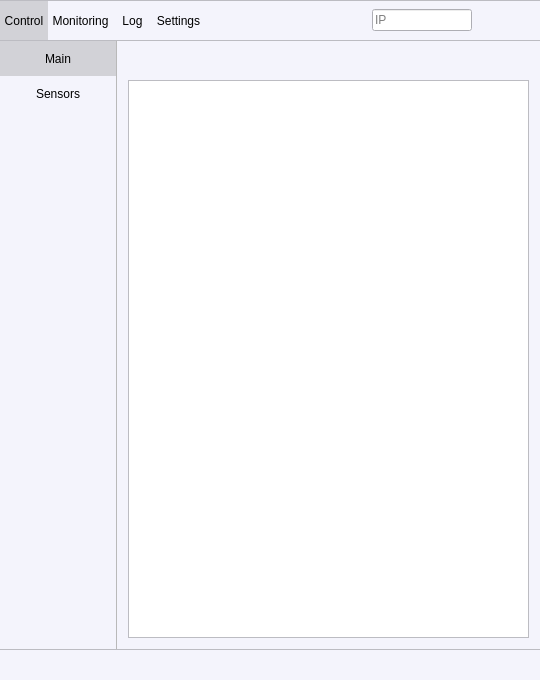
Qt form Software/MarvieController.ui (Orange-hanter/Marvie) before a commit.
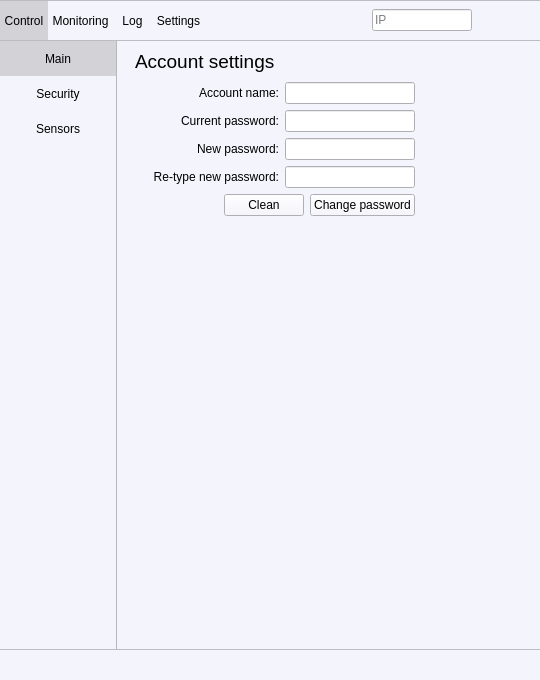
The same form after that commit. The open tabs and pages were chosen to show the change. Icons and pictures are not drawn. Custom widgets are drawn as their Qt base class.

Commit message: Account settings, power down handler, MarvieBackup added

Patch:
```diff
--- a/Software/MarvieController.ui
+++ b/Software/MarvieController.ui
@@ -3321,6 +3321,45 @@
             </property>
            </widget>
           </item>
+          <item>
+           <widget class="QToolButton" name="securitySettingsButton">
+            <property name="sizePolicy">
+             <sizepolicy hsizetype="Minimum" vsizetype="Fixed">
+              <horstretch>0</horstretch>
+              <verstretch>0</verstretch>
+             </sizepolicy>
+            </property>
+            <property name="minimumSize">
+             <size>
+              <width>0</width>
+              <height>35</height>
+             </size>
+            </property>
+            <property name="styleSheet">
+             <string notr="true">QToolButton { border: none; }
+QToolButton:hover { background-color:  rgb(226, 226, 232); border: none; }
+QToolButton:checked { background-color: rgb(210, 210, 215); border: none; }</string>
+            </property>
+            <property name="text">
+             <string>Security</string>
+            </property>
+            <property name="iconSize">
+             <size>
+              <width>32</width>
+              <height>32</height>
+             </size>
+            </property>
+            <property name="checkable">
+             <bool>true</bool>
+            </property>
+            <property name="toolButtonStyle">
+             <enum>Qt::ToolButtonTextOnly</enum>
+            </property>
+            <property name="autoRaise">
+             <bool>true</bool>
+            </property>
+           </widget>
+          </item>
           <item>
            <widget class="QToolButton" name="sensorsSettingsButton">
             <property name="sizePolicy">
@@ -3435,7 +3474,7 @@
        <item>
         <widget class="QStackedWidget" name="settingsStackedWidget">
          <property name="currentIndex">
-          <number>2</number>
+          <number>1</number>
          </property>
          <widget class="QWidget" name="mainSettingsPage">
           <layout class="QVBoxLayout" name="verticalLayout_4">
@@ -4867,6 +4906,228 @@
            </item>
           </layout>
          </widget>
+         <widget class="QWidget" name="securitySettingsPage">
+          <layout class="QVBoxLayout" name="verticalLayout_36">
+           <property name="leftMargin">
+            <number>18</number>
+           </property>
+           <property name="topMargin">
+            <number>9</number>
+           </property>
+           <property name="rightMargin">
+            <number>9</number>
+           </property>
+           <property name="bottomMargin">
+            <number>9</number>
+           </property>
+           <item>
+            <widget class="QLabel" name="label_23">
+             <property name="font">
+              <font>
+               <pointsize>14</pointsize>
+              </font>
+             </property>
+             <property name="text">
+              <string>Account settings</string>
+             </property>
+            </widget>
+           </item>
+           <item>
+            <widget class="QWidget" name="widget_10" native="true">
+             <layout class="QVBoxLayout" name="verticalLayout_38">
+              <property name="leftMargin">
+               <number>18</number>
+              </property>
+              <property name="topMargin">
+               <number>3</number>
+              </property>
+              <item>
+               <layout class="QHBoxLayout" name="horizontalLayout_59" stretch="0,1">
+                <item>
+                 <layout class="QVBoxLayout" name="verticalLayout_37">
+                  <item>
+                   <layout class="QHBoxLayout" name="horizontalLayout_46" stretch="1,0">
+                    <item>
+                     <widget class="QLabel" name="label_25">
+                      <property name="text">
+                       <string>Account name:</string>
+                      </property>
+                      <property name="alignment">
+                       <set>Qt::AlignRight|Qt::AlignTrailing|Qt::AlignVCenter</set>
+                      </property>
+                     </widget>
+                    </item>
+                    <item>
+                     <widget class="QLineEdit" name="accountNameEdit">
+                      <property name="minimumSize">
+                       <size>
+                        <width>130</width>
+                        <height>0</height>
+                       </size>
+                      </property>
+                      <property name="maxLength">
+                       <number>15</number>
+                      </property>
+                     </widget>
+                    </item>
+                   </layout>
+                  </item>
+                  <item>
+                   <layout class="QHBoxLayout" name="horizontalLayout_52" stretch="1,0">
+                    <item>
+                     <widget class="QLabel" name="label_27">
+                      <property name="text">
+                       <string>Current password:</string>
+                      </property>
+                      <property name="alignment">
+                       <set>Qt::AlignRight|Qt::AlignTrailing|Qt::AlignVCenter</set>
+                      </property>
+                     </widget>
+                    </item>
+                    <item>
+                     <widget class="QLineEdit" name="accountCurrentPasswordEdit">
+                      <property name="minimumSize">
+                       <size>
+                        <width>130</width>
+                        <height>0</height>
+                       </size>
+                      </property>
+                      <property name="maxLength">
+                       <number>31</number>
+                      </property>
+                      <property name="echoMode">
+                       <enum>QLineEdit::Password</enum>
+                      </property>
+                     </widget>
+                    </item>
+                   </layout>
+                  </item>
+                  <item>
+                   <layout class="QHBoxLayout" name="horizontalLayout_54" stretch="1,0">
+                    <item>
+                     <widget class="QLabel" name="label_28">
+                      <property name="text">
+                       <string>New password:</string>
+                      </property>
+                      <property name="alignment">
+                       <set>Qt::AlignRight|Qt::AlignTrailing|Qt::AlignVCenter</set>
+                      </property>
+                     </widget>
+                    </item>
+                    <item>
+                     <widget class="QLineEdit" name="accountNewPasswordEdit">
+                      <property name="minimumSize">
+                       <size>
+                        <width>130</width>
+                        <height>0</height>
+                       </size>
+                      </property>
+                      <property name="maxLength">
+                       <number>31</number>
+                      </property>
+                      <property name="echoMode">
+                       <enum>QLineEdit::Password</enum>
+                      </property>
+                     </widget>
+                    </item>
+                   </layout>
+                  </item>
+                  <item>
+                   <layout class="QHBoxLayout" name="horizontalLayout_57" stretch="1,0">
+                    <item>
+                     <widget class="QLabel" name="label_30">
+                      <property name="text">
+                       <string>Re-type new password:</string>
+                      </property>
+                      <property name="alignment">
+                       <set>Qt::AlignRight|Qt::AlignTrailing|Qt::AlignVCenter</set>
+                      </property>
+                     </widget>
+                    </item>
+                    <item>
+                     <widget class="QLineEdit" name="accountRetypedNewPasswordEdit">
+                      <property name="minimumSize">
+                       <size>
+                        <width>130</width>
+                        <height>0</height>
+                       </size>
+                      </property>
+                      <property name="maxLength">
+                       <number>31</number>
+                      </property>
+                      <property name="echoMode">
+                       <enum>QLineEdit::Password</enum>
+                      </property>
+                     </widget>
+                    </item>
+                   </layout>
+                  </item>
+                  <item>
+                   <layout class="QHBoxLayout" name="horizontalLayout_58">
+                    <item>
+                     <spacer name="horizontalSpacer_37">
+                      <property name="orientation">
+                       <enum>Qt::Horizontal</enum>
+                      </property>
+                      <property name="sizeHint" stdset="0">
+                       <size>
+                        <width>40</width>
+                        <height>20</height>
+                       </size>
+                      </property>
+                     </spacer>
+                    </item>
+                    <item>
+                     <widget class="QPushButton" name="accountCleanButton">
+                      <property name="text">
+                       <string>Clean</string>
+                      </property>
+                     </widget>
+                    </item>
+                    <item>
+                     <widget class="QPushButton" name="accountChangePasswordButton">
+                      <property name="text">
+                       <string>Change password</string>
+                      </property>
+                     </widget>
+                    </item>
+                   </layout>
+                  </item>
+                 </layout>
+                </item>
+                <item>
+                 <spacer name="horizontalSpacer_38">
+                  <property name="orientation">
+                   <enum>Qt::Horizontal</enum>
+                  </property>
+                  <property name="sizeHint" stdset="0">
+                   <size>
+                    <width>40</width>
+                    <height>20</height>
+                   </size>
+                  </property>
+                 </spacer>
+                </item>
+               </layout>
+              </item>
+              <item>
+               <spacer name="verticalSpacer_15">
+                <property name="orientation">
+                 <enum>Qt::Vertical</enum>
+                </property>
+                <property name="sizeHint" stdset="0">
+                 <size>
+                  <width>20</width>
+                  <height>391</height>
+                 </size>
+                </property>
+               </spacer>
+              </item>
+             </layout>
+            </widget>
+           </item>
+          </layout>
+         </widget>
          <widget class="QWidget" name="sensorSettingsPage">
           <layout class="QVBoxLayout" name="verticalLayout_2">
            <property name="topMargin">
```
Left out of the diff: 11 changed lines with no effect on the pictures. The commit also changes 19 other files.
